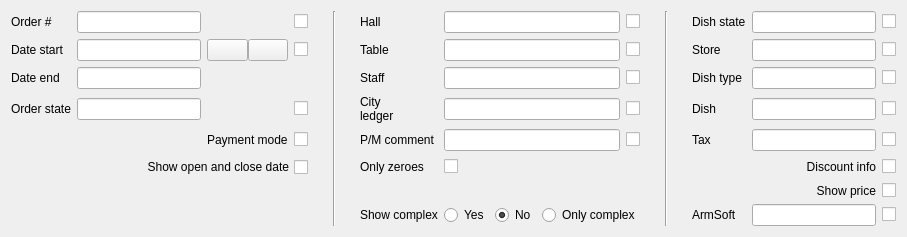
End1-1/Resort-2, file Filter/frestauranttotal.ui: the form before one commit.
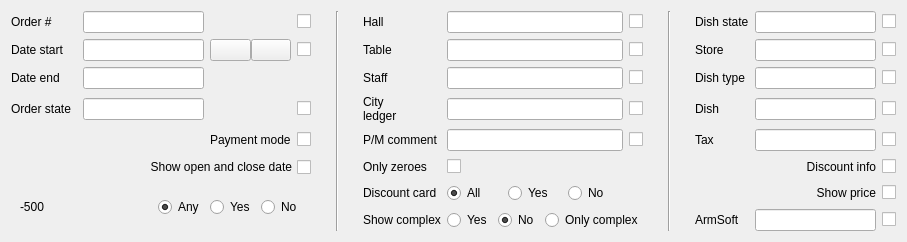
The form after the commit. Icons and pictures are not drawn. Custom widgets are drawn as their Qt base class.

```diff
--- a/Filter/frestauranttotal.ui
+++ b/Filter/frestauranttotal.ui
@@ -757,9 +757,118 @@
      </property>
     </widget>
    </item>
+   <item row="6" column="0" rowspan="2" colspan="5">
+    <widget class="QWidget" name="widget_3" native="true">
+     <layout class="QHBoxLayout" name="horizontalLayout_3">
+      <item>
+       <widget class="QLabel" name="label_21">
+        <property name="sizePolicy">
+         <sizepolicy hsizetype="Preferred" vsizetype="Preferred">
+          <horstretch>1</horstretch>
+          <verstretch>0</verstretch>
+         </sizepolicy>
+        </property>
+        <property name="text">
+         <string>-500</string>
+        </property>
+       </widget>
+      </item>
+      <item>
+       <widget class="QRadioButton" name="rb500Any">
+        <property name="text">
+         <string>Any</string>
+        </property>
+        <property name="checked">
+         <bool>true</bool>
+        </property>
+       </widget>
+      </item>
+      <item>
+       <widget class="QRadioButton" name="rb500Yes">
+        <property name="text">
+         <string>Yes</string>
+        </property>
+       </widget>
+      </item>
+      <item>
+       <widget class="QRadioButton" name="rb500No">
+        <property name="text">
+         <string>No</string>
+        </property>
+       </widget>
+      </item>
+     </layout>
+    </widget>
+   </item>
+   <item row="6" column="6">
+    <widget class="QLabel" name="label_22">
+     <property name="text">
+      <string>Discount card</string>
+     </property>
+    </widget>
+   </item>
+   <item row="6" column="7">
+    <widget class="QWidget" name="widget_4" native="true">
+     <layout class="QHBoxLayout" name="horizontalLayout_4">
+      <property name="leftMargin">
+       <number>0</number>
+      </property>
+      <property name="topMargin">
+       <number>0</number>
+      </property>
+      <property name="rightMargin">
+       <number>0</number>
+      </property>
+      <property name="bottomMargin">
+       <number>0</number>
+      </property>
+      <item>
+       <widget class="QRadioButton" name="rbAllCard">
+        <property name="focusPolicy">
+         <enum>Qt::ClickFocus</enum>
+        </property>
+        <property name="text">
+         <string>All</string>
+        </property>
+        <property name="checked">
+         <bool>true</bool>
+        </property>
+       </widget>
+      </item>
+      <item>
+       <widget class="QRadioButton" name="rbWithCard">
+        <property name="focusPolicy">
+         <enum>Qt::ClickFocus</enum>
+        </property>
+        <property name="text">
+         <string>Yes</string>
+        </property>
+        <property name="checked">
+         <bool>false</bool>
+        </property>
+       </widget>
+      </item>
+      <item>
+       <widget class="QRadioButton" name="rbNoCard">
+        <property name="focusPolicy">
+         <enum>Qt::ClickFocus</enum>
+        </property>
+        <property name="text">
+         <string>No</string>
+        </property>
+       </widget>
+      </item>
+     </layout>
+    </widget>
+   </item>
   </layout>
  </widget>
  <customwidgets>
+  <customwidget>
+   <class>EDateEdit</class>
+   <extends>QLineEdit</extends>
+   <header location="global">edateedit.h</header>
+  </customwidget>
   <customwidget>
    <class>EQLineEdit</class>
    <extends>QLineEdit</extends>
@@ -768,11 +877,6 @@
     <signal>customButtonClicked(bool)</signal>
    </slots>
   </customwidget>
-  <customwidget>
-   <class>EDateEdit</class>
-   <extends>QLineEdit</extends>
-   <header location="global">edateedit.h</header>
-  </customwidget>
   <customwidget>
    <class>EQCheckBox</class>
    <extends>QCheckBox</extends>
```
